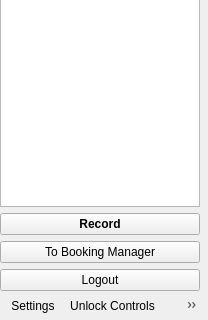
Old version of the form src/ptz-controls.ui in the repository sc0000/hfmdd-video-system; both pictures show x 0 to 208 and y 305 to 625 of the 208 by 625 pixel window.
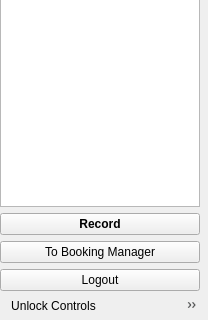
New version of the form. Icons and pictures are not drawn. Custom widgets are drawn as their Qt base class.

Commit message: custom settings menu, first few options

Diff of the .ui file:
```diff
--- a/src/ptz-controls.ui
+++ b/src/ptz-controls.ui
@@ -798,7 +798,6 @@
         <height>16</height>
        </size>
       </property>
-      <addaction name="actionSettings"/>
       <addaction name="actionDisableLiveMoves"/>
       <addaction name="actionPTZProperties"/>
       <addaction name="actionFollowPreview"/>
@@ -836,17 +835,6 @@
     <string>Block changes to live cameras</string>
    </property>
   </action>
-  <action name="actionSettings">
-   <property name="text">
-    <string>Settings</string>
-   </property>
-   <property name="toolTip">
-    <string>OBS Settings</string>
-   </property>
-   <property name="menuRole">
-    <enum>QAction::TextHeuristicRole</enum>
-   </property>
-  </action>
   <actiongroup name="actionGroupFollowMode">
    <action name="actionFollowPreview">
     <property name="checkable">
```
The commit also changes 7 other files.
